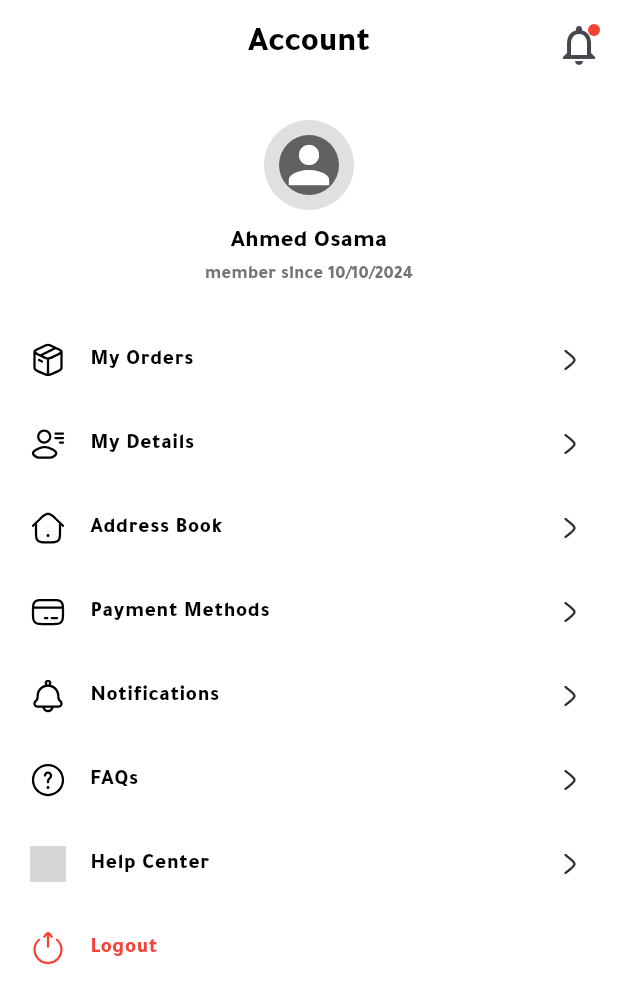
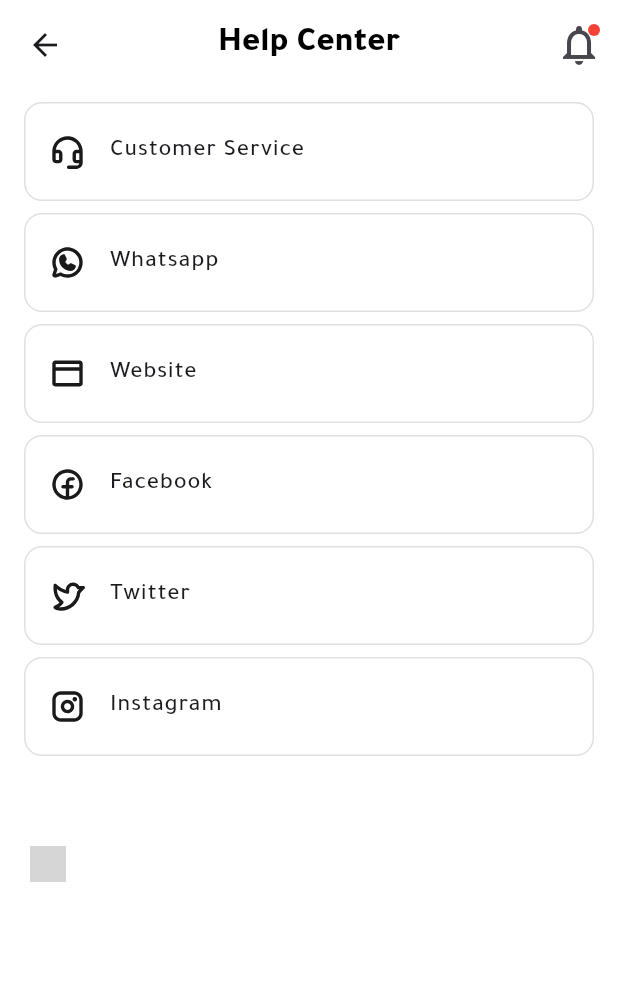
Before and after one commit to 1Mahmoud12/newTenant, a Flutter app: the AccountView screen opened directly, after a tap on "Help Center", on a phone screen of 412 x 824 dp. Shown: the top 1004 px of the screen. Run offline on Flutter 3.47's test engine with Material 3 defaults, Android fonts, the phone set to English and light mode, and no system bars; our stand-ins replace awesome_notifications, cached_network_image, connectivity_plus, country_code_picker, dartz, device_info_plus and 23 more; accounts and stored records are empty; generated files the repository leaves out were written again; network calls fail; statements that could not run were skipped; grey boxes are pictures that could not be loaded.

Commit message:
help center view

```diff
--- a/lib/core/utils/app_icons.dart
+++ b/lib/core/utils/app_icons.dart
@@ -132,4 +132,11 @@ class AppIcons {
   static const faq = '$baseUrl/faq.svg';
   static const helpCenter = '$baseUrl/help-center.svgg';
   static const logout = '$baseUrl/logout-05.svg';
+  // help center
+  static const customerSerivce = '$baseUrl/customer-service.svg';
+  static const Whatsapp = '$baseUrl/Whatsapp.svg';
+  static const Web = '$baseUrl/Web.svg';
+  static const Facebook = '$baseUrl/Facebook.svg';
+  static const Twitter = '$baseUrl/Twitter.svg';
+  static const Instagram = '$baseUrl/Instagram.svg';
 }
--- /dev/null
+++ b/lib/feature/account/view/helpCenter/presentation/help_center_view.dart
@@ -0,0 +1,74 @@
+import 'package:dobzz_seller/core/component/custom_app_bar.dart';
+import 'package:dobzz_seller/core/utils/app_icons.dart';
+import 'package:flutter/material.dart';
+import 'package:flutter_svg/svg.dart';
+
+class HelpCenterView extends StatelessWidget {
+  const HelpCenterView({Key? key}) : super(key: key);
+
+  @override
+  Widget build(BuildContext context) {
+    // List of help options with their icons
+    final List<Map<String, dynamic>> helpOptions = [
+      {
+        'title': 'Customer Service',
+        'icon': AppIcons.customerSerivce,
+      },
+      {
+        'title': 'Whatsapp',
+        'icon': AppIcons.Whatsapp,
+      },
+      {
+        'title': 'Website',
+        'icon': AppIcons.Web,
+      },
+      {
+        'title': 'Facebook',
+        'icon': AppIcons.Facebook,
+      },
+      {
+        'title': 'Twitter',
+        'icon': AppIcons.Twitter,
+      },
+      {
+        'title': 'Instagram',
+        'icon': AppIcons.Instagram,
+      },
+    ];
+
+    return Scaffold(
+      appBar: customAppBar(context: context, title: 'Help Center'),
+      body: ListView.separated(
+        itemCount: helpOptions.length,
+        padding: const EdgeInsets.symmetric(vertical: 8),
+        separatorBuilder: (context, index) => const SizedBox(height: 8),
+        itemBuilder: (context, index) {
+          return Container(
+            margin: const EdgeInsets.symmetric(horizontal: 16),
+            decoration: BoxDecoration(
+              color: Colors.white,
+              borderRadius: BorderRadius.circular(12),
+              border: Border.all(color: Colors.grey.shade300),
+            ),
+            child: ListTile(
+              leading: SvgPicture.asset(
+                helpOptions[index]['icon'],
+              ),
+              title: Text(
+                helpOptions[index]['title'],
+                style: const TextStyle(
+                  fontSize: 16,
+                  fontWeight: FontWeight.w400,
+                ),
+              ),
+              contentPadding: const EdgeInsets.symmetric(horizontal: 16, vertical: 4),
+              onTap: () {
+                // Handle option tap
+              },
+            ),
+          );
+        },
+      ),
+    );
+  }
+}
--- a/lib/feature/account/view/presentation/account_view.dart
+++ b/lib/feature/account/view/presentation/account_view.dart
@@ -2,6 +2,7 @@ import 'package:dobzz_seller/core/component/custom_app_bar.dart';
 import 'package:dobzz_seller/core/utils/app_icons.dart';
 import 'package:dobzz_seller/core/utils/navigate.dart';
 import 'package:dobzz_seller/feature/account/view/faq/presentation/faq_view.dart';
+import 'package:dobzz_seller/feature/account/view/helpCenter/presentation/help_center_view.dart';
 import 'package:dobzz_seller/feature/account/view/myDetalis/presentation/my_details_veiw.dart';
 import 'package:dobzz_seller/feature/account/view/myOrders/presentation/my_order_view.dart';
 import 'package:flutter/material.dart';
@@ -104,7 +105,9 @@ class AccountView extends StatelessWidget {
                   _buildMenuItem(
                     icon: AppIcons.helpCenter,
                     title: 'Help Center',
-                    onTap: () {},
+                    onTap: () {
+                      context.navigateToPage(const HelpCenterView());
+                    },
                   ),
                   _buildMenuItem(
                     icon: AppIcons.logout,
--- a/lib/feature/splash/view/presentation/splash_screen.dart
+++ b/lib/feature/splash/view/presentation/splash_screen.dart
@@ -3,6 +3,7 @@ import 'dart:ui';
 
 import 'package:dobzz_seller/core/utils/navigate.dart';
 import 'package:dobzz_seller/feature/account/view/faq/presentation/faq_view.dart';
+import 'package:dobzz_seller/feature/account/view/helpCenter/presentation/help_center_view.dart';
 import 'package:dobzz_seller/feature/account/view/myDetalis/presentation/my_details_veiw.dart';
 import 'package:dobzz_seller/feature/account/view/myOrders/presentation/my_order_view.dart';
 import 'package:dobzz_seller/feature/account/view/notificationSetting/presentation/notification_setting_view.dart';
@@ -40,7 +41,7 @@ class _SplashScreenState extends State<SplashScreen> {
     timer = Timer(
       const Duration(seconds: 3),
       () {
-        context.navigateToPage(const NotificationsSettingsview());
+        context.navigateToPage(const HelpCenterView());
 
         //context.navigateToPage(userCacheValue?.data != null ? const BottomNavBarScreen() : const LoginScreen());
         // userCacheValue.data != null
```
Also changed, not shown: assets/images/svg/Facebook.svg (added), assets/images/svg/Instagram.svg (added), assets/images/svg/Twitter.svg (added), assets/images/svg/Web.svg (added), assets/images/svg/Whatsapp.svg (added), assets/images/svg/customer-service.svg (added).
